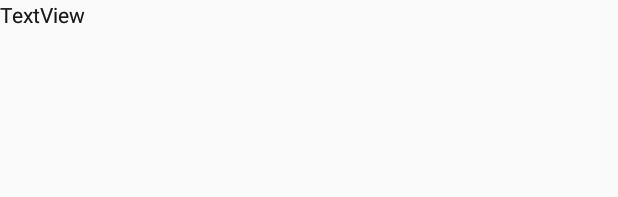
After one commit to alon1853/PicMe, an Android app: the layout activity_picture_details.xml on its own in the app's theme, with its tools: preview values and no code run, on a phone screen of 412 x 824 dp. The commit adds this screen. Shown: the top 197 px of the screen. Run offline under Robolectric (Android 15) with nearby library versions, the phone set to English and light mode, and no system bars.

Commit message:
Add Picture details activity

```diff
--- a/app/build.gradle
+++ b/app/build.gradle
@@ -40,4 +40,5 @@ dependencies {
 
 
 
+
 apply plugin: 'com.google.gms.google-services'
--- a/app/src/main/java/com/me/plan/picme/Model/Model.java
+++ b/app/src/main/java/com/me/plan/picme/Model/Model.java
@@ -33,4 +33,8 @@ public class Model {
     public void UploadImage(Bitmap bitmap, String imageName, ModelFirebase.UploadImageInterface uploadImageInterface) {
         modelFirebase.UploadImage(bitmap, imageName, uploadImageInterface);
     }
+
+    public void getPicture(String pictureId, ModelFirebase.GetPictureInterface getPictureInterface) {
+        modelFirebase.getPicture(pictureId, getPictureInterface);
+    }
 }
--- /dev/null
+++ b/app/src/main/res/layout/activity_picture_details.xml
@@ -0,0 +1,31 @@
+<?xml version="1.0" encoding="utf-8"?>
+<android.support.constraint.ConstraintLayout xmlns:android="http://schemas.android.com/apk/res/android"
+    xmlns:app="http://schemas.android.com/apk/res-auto"
+    xmlns:tools="http://schemas.android.com/tools"
+    android:layout_width="match_parent"
+    android:layout_height="match_parent">
+
+    <TextView
+        android:id="@+id/textView3"
+        android:layout_width="wrap_content"
+        android:layout_height="wrap_content"
+        android:text="TextView"
+        tools:layout_editor_absoluteX="16dp"
+        tools:layout_editor_absoluteY="57dp" />
+
+    <TextView
+        android:id="@+id/textView4"
+        android:layout_width="wrap_content"
+        android:layout_height="wrap_content"
+        android:text="TextView"
+        tools:layout_editor_absoluteX="16dp"
+        tools:layout_editor_absoluteY="109dp" />
+
+    <TextView
+        android:id="@+id/textView5"
+        android:layout_width="wrap_content"
+        android:layout_height="wrap_content"
+        android:text="TextView"
+        tools:layout_editor_absoluteX="16dp"
+        tools:layout_editor_absoluteY="159dp" />
+</android.support.constraint.ConstraintLayout>
--- a/app/src/main/res/values/strings.xml
+++ b/app/src/main/res/values/strings.xml
@@ -27,4 +27,5 @@
 
     <string name="hello_blank_fragment">Hello blank fragment</string>
     <string name="title_activity_upload_picture">Upload New Picture</string>
+    <string name="title_activity_picture_details">Picture Details</string>
 </resources>
```
Also changed, not shown: app/src/main/AndroidManifest.xml (+6 -1 lines), app/src/main/java/com/me/plan/picme/Model/ModelFirebase.java (+28 -0 lines), app/src/main/java/com/me/plan/picme/PicsActivity.java (+13 -0 lines), app/src/main/java/com/me/plan/picme/PictureDetailsActivity.java (added, +45 -0 lines).
